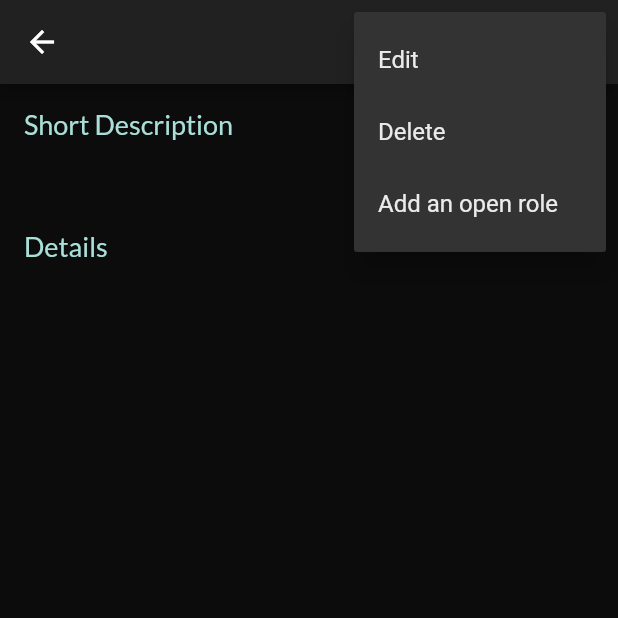
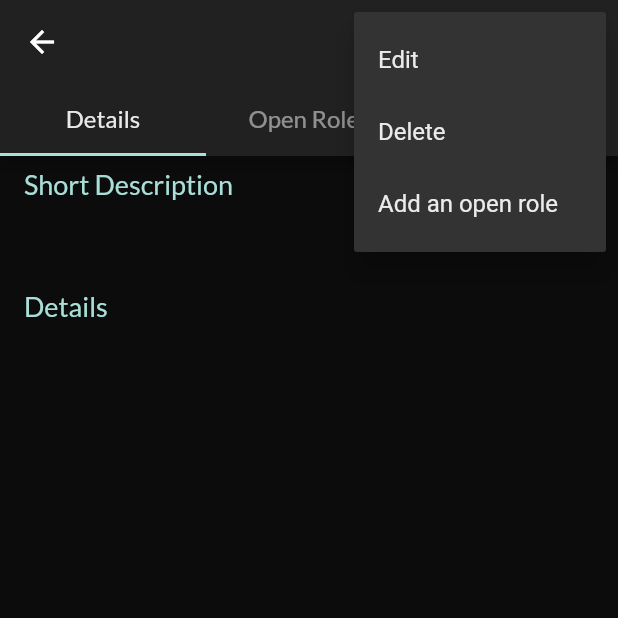
Before and after one commit to Thrauk/union, a Flutter app: the ProjectDetailsPage screen opened directly with empty values, after a tap on the "more vert" icon, on a phone screen of 412 x 824 dp, the top half of it. Run offline on Flutter 3.47's test engine with Material 2 defaults, Android fonts, the phone set to English and light mode, and no system bars; our stand-ins replace bloc, bubble, cached_network_image, cloud_firestore, dots_indicator, equatable and 12 more; missing offline and left inert: flow_builder, flutter_cached_pdfview; accounts and stored records are empty.

Commit message:
split project page in tabs + create article functionality only in project

```diff
--- a/lib/src/models/article/article.dart
+++ b/lib/src/models/article/article.dart
@@ -7,7 +7,8 @@ class Article extends Equatable {
       this.tags = const <String>[],
       this.likesUsersIds = const <String>[],
       this.date = 0,
-      this.id = ''});
+      this.id = '',
+      this.isPublic = false});
 
   Article.fromJson(Map<String, dynamic> json)
       : ownerId = json['owner_id'] as String,
@@ -15,6 +16,7 @@ class Article extends Equatable {
         body = json['body'] as String,
         date = json['date'] as int,
         tags = json['tags'] as List<dynamic>,
+        isPublic = json['is_public'] as bool,
         likesUsersIds = json['likes_user_ids'] as List<dynamic>;
 
   Map<String, dynamic> toJson() => <String, dynamic>{
@@ -23,7 +25,8 @@ class Article extends Equatable {
         'body': body,
         'date': date,
         'tags': tags,
-        'likes_user_ids' : likesUsersIds,
+        'is_public': isPublic,
+        'likes_user_ids': likesUsersIds,
       };
 
   final String? id;
@@ -32,6 +35,7 @@ class Article extends Equatable {
   final List<dynamic>? tags;
   final List<dynamic>? likesUsersIds;
   final int date;
+  final bool isPublic;
 
   static const Article empty = Article();
 
@@ -43,6 +47,7 @@ class Article extends Equatable {
       String? body,
       List<dynamic>? tags,
       List<dynamic>? likesUsersIds,
+      bool? isPublic,
       int? date}) {
     return Article(
       id: id ?? this.id,
@@ -50,10 +55,11 @@ class Article extends Equatable {
       ownerId: ownerId ?? this.ownerId,
       body: body ?? this.body,
       tags: tags ?? this.tags,
+      isPublic: isPublic ?? this.isPublic,
       likesUsersIds: likesUsersIds ?? this.likesUsersIds,
     );
   }
 
   @override
-  List<Object?> get props => <Object?>[body, tags, ownerId, id, date, likesUsersIds];
+  List<Object?> get props => <Object?>[body, tags, ownerId, id, date, likesUsersIds, isPublic];
 }
--- a/lib/src/models/project/project.dart
+++ b/lib/src/models/project/project.dart
@@ -10,6 +10,7 @@ class Project extends Equatable {
       this.tags = const <String>[],
       this.openRoles = const <dynamic>[],
       this.membersUid = const <String>[],
+      this.articlesId = const <String>[],
       this.id = '',
       this.organizationId = ''});
 
@@ -21,6 +22,7 @@ class Project extends Equatable {
         tags = json['tags'] as List<dynamic>,
         openRoles = json['open_roles'] as List<dynamic>,
         membersUid = json['members_uid'] as List<dynamic>,
+        articlesId = json['articles_id'] as List<dynamic>,
         timestamp = json['timestamp'] as int,
         title = json['title'] as String,
         organizationId = (json['organization_id'] ?? '') as String;
@@ -36,6 +38,7 @@ class Project extends Equatable {
         'timestamp': timestamp,
         'organization_id': organizationId,
         'members_uid': membersUid,
+        'articles_id': articlesId,
       };
 
   final String? title;
@@ -48,6 +51,7 @@ class Project extends Equatable {
   final List<dynamic>? tags;
   final List<dynamic>? openRoles;
   final List<dynamic>? membersUid;
+  final List<dynamic>? articlesId;
 
   static const Project empty = Project();
 
@@ -63,6 +67,7 @@ class Project extends Equatable {
     List<dynamic>? openRoles,
     List<dynamic>? tags,
     List<String>? membersUid,
+    List<String>? articlesId,
     String? organizationId,
   }) {
     return Project(
@@ -76,10 +81,11 @@ class Project extends Equatable {
       tags: tags ?? this.tags,
       organizationId: organizationId ?? this.organizationId,
       membersUid: membersUid ?? this.membersUid,
+      articlesId: articlesId ?? this.articlesId,
     );
   }
 
   @override
   List<Object?> get props =>
-      <Object?>[title, shortDescription, details, tags, ownerId, id, openRoles, organizationId, membersUid];
+      <Object?>[title, shortDescription, details, tags, ownerId, id, openRoles, organizationId, membersUid, articlesId];
 }
--- a/lib/src/screens/article/create_article/bloc/create_article_event.dart
+++ b/lib/src/screens/article/create_article/bloc/create_article_event.dart
@@ -29,7 +29,8 @@ class RemoveTagButtonPressed extends CreateArticleEvent {
 }
 
 class PublishButtonPressed extends CreateArticleEvent {
-  PublishButtonPressed(this.ownerId);
+  PublishButtonPressed({required this.ownerId, this.projectId = ''});
 
   final String ownerId;
+  final String projectId;
 }
--- a/lib/src/screens/article/create_article/widgets/buttons/publish_button_widget.dart
+++ b/lib/src/screens/article/create_article/widgets/buttons/publish_button_widget.dart
@@ -10,7 +10,9 @@ import 'package:union_app/src/screens/home/home.dart';
 import 'package:union_app/src/theme.dart';
 
 class PublishButtonWidget extends StatelessWidget {
-  const PublishButtonWidget({Key? key}) : super(key: key);
+  const PublishButtonWidget({Key? key, this.projectId = ''}) : super(key: key);
+
+  final String projectId;
 
   @override
   Widget build(BuildContext context) {
@@ -26,7 +28,7 @@ class PublishButtonWidget extends StatelessWidget {
           onPressed: () {
             context
                 .read<CreateArticleBloc>()
-                .add(PublishButtonPressed(user.id));
+                .add(PublishButtonPressed( ownerId: user.id, projectId: projectId));
           },
           style: ElevatedButton.styleFrom(
             primary: AppColors.primaryColor,
--- a/lib/src/screens/project/project_details/bloc/project_details_state.dart
+++ b/lib/src/screens/project/project_details/bloc/project_details_state.dart
@@ -1,15 +1,20 @@
 part of 'project_details_bloc.dart';
 
 class ProjectDetailsState extends Equatable {
-  const ProjectDetailsState({this.openRoles = const <ProjectOpenRole>[], this.membersList = const <FullUser>[]});
+  const ProjectDetailsState(
+      {this.openRoles = const <ProjectOpenRole>[], this.membersList = const <FullUser>[], this.articles = const <Article>[]});
 
   final List<ProjectOpenRole> openRoles;
   final List<FullUser> membersList;
+  final List<Article> articles;
 
-  ProjectDetailsState copyWith({List<ProjectOpenRole>? openRoles, List<FullUser>? membersList}) {
-    return ProjectDetailsState(openRoles: openRoles ?? this.openRoles, membersList: membersList ?? this.membersList);
+  ProjectDetailsState copyWith({List<ProjectOpenRole>? openRoles, List<FullUser>? membersList, List<Article>? articles}) {
+    return ProjectDetailsState(
+        openRoles: openRoles ?? this.openRoles,
+        membersList: membersList ?? this.membersList,
+        articles: articles ?? this.articles);
   }
 
   @override
-  List<Object?> get props => [openRoles, membersList];
+  List<Object?> get props => [openRoles, membersList, articles];
 }
--- a/lib/src/screens/project/project_details/view/project_details_page.dart
+++ b/lib/src/screens/project/project_details/view/project_details_page.dart
@@ -7,10 +7,8 @@ import 'package:union_app/src/screens/app/app.dart';
 import 'package:union_app/src/screens/home/home.dart';
 import 'package:union_app/src/screens/open_roles/add_open_role/view/add_open_role_page.dart';
 import 'package:union_app/src/screens/project/edit_project/edit_project.dart';
-import 'package:union_app/src/screens/project/members_list/view/members_list_page.dart';
 import 'package:union_app/src/screens/project/project_details/bloc/project_details_bloc.dart';
-import 'package:union_app/src/screens/project/project_details/widgets/open_role_item_widget.dart';
-import 'package:union_app/src/screens/project/widgets/members_widget/members_widget.dart';
+import 'package:union_app/src/screens/project/project_details/widgets/tabs/barrel.dart';
 import 'package:union_app/src/screens/widgets/dialogs/two_option_dialog.dart';
 import 'package:union_app/src/theme.dart';
 
@@ -21,12 +19,31 @@ class ProjectDetailsPage extends StatelessWidget {
 
   @override
   Widget build(BuildContext context) {
-    return BlocProvider(
+    return BlocProvider<ProjectDetailsBloc>(
       create: (BuildContext context) => ProjectDetailsBloc(FirebaseProjectOpenRoleRepository(), FirebaseProjectRepository())
         ..add(GetOpenRoles(project.id!))
         ..add(GetMembers(project.id ?? '')),
       child: Scaffold(
+        body: DefaultTabController(
+          length: 3,
+          child: Scaffold(
             appBar: AppBar(
+              bottom: const TabBar(
+                indicatorColor: AppColors.primaryColor,
+                  labelColor: AppColors.white09,
+                  unselectedLabelColor: AppColors.white05,
+                  labelStyle: AppStyles.textStyleBody,
+                  tabs: [
+                Tab(
+                  text: 'Details',
+                ),
+                Tab(
+                  text: 'Open Roles',
+                ),
+                Tab(
+                  text: 'Posts',
+                ),
+              ]),
               actions: [
                 if (context.read<AppBloc>().state.user.id == project.ownerId)
                   Theme(
@@ -50,107 +67,21 @@ class ProjectDetailsPage extends StatelessWidget {
                         ).toList();
                       },
                     ),
-              )
+                  ),
               ],
               backgroundColor: AppColors.backgroundLight,
               title: Text(project.title ?? ''),
             ),
-        body: _ProjectDetailsPage(project: project),
-      ),
-    );
-  }
-}
-
-class _ProjectDetailsPage extends StatelessWidget {
-  const _ProjectDetailsPage({Key? key, required this.project}) : super(key: key);
-
-  final Project project;
-
-  @override
-  Widget build(BuildContext context) {
-    return BlocBuilder<ProjectDetailsBloc, ProjectDetailsState>(
-      buildWhen: (ProjectDetailsState previous, ProjectDetailsState current) {
-        return previous.openRoles != current.openRoles || previous.membersList != current.membersList;
-      },
-      builder: (BuildContext context, ProjectDetailsState state) {
-        return Padding(
-          padding: const EdgeInsets.symmetric(horizontal: 16.0),
-          child: SingleChildScrollView(
-            child: Column(
-              mainAxisSize: MainAxisSize.min,
-              mainAxisAlignment: MainAxisAlignment.start,
-              crossAxisAlignment: CrossAxisAlignment.start,
-              children: <Widget>[
-                const SizedBox(height: 16),
-                if (state.membersList.isNotEmpty &&
-                    state.membersList.where((FullUser element) => element.id == context.read<AppBloc>().state.user.id) != null)
-                  Column(
+            body: TabBarView(
               children: [
-                      GestureDetector(
-                        onTap: () {
-                          Navigator.of(context).push(MembersListPage.route(state.membersList, project)).then(
-                            (_) {
-                              if (project.membersUid != null) context.read<ProjectDetailsBloc>().add(GetMembers(project.id!));
-                            },
-                          );
-                        },
-                        child: MembersWidget(
-                          membersList: state.membersList,
-                        ),
-                      ),
-                    ],
-                  ),
-                const Text('Short Description', style: AppStyles.textStyleHeading1),
-                const SizedBox(height: 16),
-                Text(project.shortDescription, style: AppStyles.textStyleBody),
-                const SizedBox(height: 24),
-                const Text('Details', style: AppStyles.textStyleHeading1),
-                const SizedBox(height: 16),
-                Text(project.details, style: AppStyles.textStyleBody),
-                const SizedBox(height: 16),
-                if (project.tags!.isNotEmpty)
-                  const Padding(
-                    padding: EdgeInsets.fromLTRB(0, 0, 0, 8),
-                    child: Text(
-                      'Tags',
-                      style: AppStyles.textStyleHeading1,
-                    ),
-                  ),
-                if (project.tags!.isNotEmpty)
-                  Wrap(
-                    spacing: 4,
-                    children: project.tags!
-                        .map(
-                          (dynamic tag) => TagWidget(label: tag as String),
-                        )
-                        .toList()
-                        .cast<Widget>(),
-                  ),
-                if (state.openRoles.isNotEmpty)
-                  const Padding(
-                    padding: EdgeInsets.fromLTRB(0, 8, 0, 8),
-                    child: Text(
-                      'Open roles',
-                      style: AppStyles.textStyleHeading1,
-                    ),
-                  ),
-                Flexible(
-                  child: ListView.builder(
-                    physics: const NeverScrollableScrollPhysics(),
-                    shrinkWrap: true,
-                    itemCount: state.openRoles.length,
-                    itemBuilder: (BuildContext context, int index) {
-                      return OpenRoleItemWidget(
-                          projectOpenRole: state.openRoles[index],
-                          showApplyButton: isNotProjectOwner(project.ownerId, context.read<AppBloc>().state.user.id));
-                    },
-                  ),
-                ),
+                DetailsTabWidget(project: project),
+                OpenRolesTabWidget(project: project),
+                PostsTabWidget(projectId: project.id ?? ''),
               ],
             ),
           ),
-        );
-      },
+        ),
+      ),
     );
   }
 }
@@ -176,7 +107,6 @@ class TagWidget extends StatelessWidget {
 void manageChoices(String choice, BuildContext context, Project project) {
   switch (choice) {
     case Choices.delete:
-      // showDeleteDialog(context, project);
       TwoOptionsDialog.showTwoOptionsDialog(
           context: context,
           optionOneFunction: () {
--- /dev/null
+++ b/lib/src/screens/project/project_details/widgets/tabs/barrel.dart
@@ -0,0 +1,3 @@
+export 'details_tab_widget.dart';
+export 'open_roles_tab_widget.dart';
+export 'posts_tab_widget.dart';
--- /dev/null
+++ b/lib/src/screens/project/project_details/widgets/tabs/details_tab_widget.dart
@@ -0,0 +1,84 @@
+import 'package:flutter/cupertino.dart';
+import 'package:flutter_bloc/flutter_bloc.dart';
+import 'package:union_app/src/models/models.dart';
+import 'package:union_app/src/screens/app/app.dart';
+import 'package:union_app/src/screens/article/article_details/article_details_page.dart';
+import 'package:union_app/src/screens/project/members_list/view/members_list_page.dart';
+import 'package:union_app/src/screens/project/project_details/bloc/project_details_bloc.dart';
+import 'package:union_app/src/screens/project/widgets/members_widget/members_widget.dart';
+import 'package:union_app/src/theme.dart';
+
+class DetailsTabWidget extends StatelessWidget {
+  const DetailsTabWidget({Key? key, required this.project}) : super(key: key);
+
+  final Project project;
+
+  @override
+  Widget build(BuildContext context) {
+    return BlocBuilder<ProjectDetailsBloc, ProjectDetailsState>(
+      buildWhen: (ProjectDetailsState previous, ProjectDetailsState current) {
+        return previous.membersList != current.membersList;
+      },
+      builder: (BuildContext context, ProjectDetailsState state) {
+        return Padding(
+          padding: const EdgeInsets.symmetric(horizontal: 16.0),
+          child: SingleChildScrollView(
+            child: Column(
+              mainAxisSize: MainAxisSize.min,
+              mainAxisAlignment: MainAxisAlignment.start,
+              crossAxisAlignment: CrossAxisAlignment.start,
+              children: <Widget>[
+                const SizedBox(height: 8),
+                if (state.membersList.isNotEmpty &&
+                    state.membersList.where((FullUser element) => element.id == context.read<AppBloc>().state.user.id) != null)
+                  Column(
+                    children: [
+                      GestureDetector(
+                        onTap: () {
+                          Navigator.of(context).push(MembersListPage.route(state.membersList, project)).then(
+                            (_) {
+                              if (project.membersUid != null)
+                                context.read<ProjectDetailsBloc>().add(GetMembers(project.id!));
+                            },
+                          );
+                        },
+                        child: MembersWidget(
+                          membersList: state.membersList,
+                        ),
+                      ),
+                    ],
+                  ),
+                const Text('Short Description', style: AppStyles.textStyleHeading1),
+                const SizedBox(height: 16),
+                Text(project.shortDescription, style: AppStyles.textStyleBody),
+                const SizedBox(height: 24),
+                const Text('Details', style: AppStyles.textStyleHeading1),
+                const SizedBox(height: 16),
+                Text(project.details, style: AppStyles.textStyleBody),
+                const SizedBox(height: 16),
+                if (project.tags!.isNotEmpty)
+                  const Padding(
+                    padding: EdgeInsets.fromLTRB(0, 0, 0, 8),
+                    child: Text(
+                      'Tags',
+                      style: AppStyles.textStyleHeading1,
+                    ),
+                  ),
+                if (project.tags!.isNotEmpty)
+                  Wrap(
+                    spacing: 4,
+                    children: project.tags!
+                        .map(
+                          (dynamic tag) => TagWidget(label: tag as String),
+                        )
+                        .toList()
+                        .cast<Widget>(),
+                  ),
+              ],
+            ),
+          ),
+        );
+      },
+    );
+  }
+}
```
Also changed, not shown: lib/src/repository/firestore/firebase_article_repository/firebase_article_reposiory.dart (+20 -5 lines), lib/src/screens/article/create_article/bloc/create_article_bloc.dart (+10 -14 lines), lib/src/screens/article/create_article/view/create_article_page.dart (+10 -9 lines), lib/src/screens/project/project_details/widgets/create_post_widget.dart (added, +38 -0 lines), lib/src/screens/project/project_details/widgets/tabs/open_roles_tab_widget.dart (added, +49 -0 lines), lib/src/screens/project/project_details/widgets/tabs/posts_tab_widget.dart (added, +50 -0 lines), lib/src/screens/widgets/empty_page/empty_page_widget.dart (added, +30 -0 lines). Lines whose indentation alone changed are shown as unchanged.
